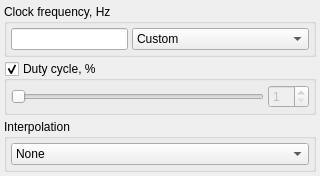
First picture: the form in apps/zxtune-qt/ui/preferences/aym.ui, repository vitamin-caig/zxtune, before the edit.
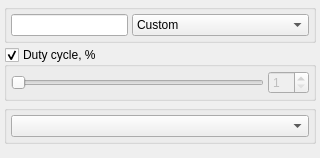
Second picture: the form after the edit.

Patch:
```diff
--- a/apps/zxtune-qt/ui/preferences/aym.ui
+++ b/apps/zxtune-qt/ui/preferences/aym.ui
@@ -21,11 +21,8 @@
     <number>4</number>
    </property>
    <item>
-    <widget class="QGroupBox" name="clockRateGroup">
-     <property name="title">
-      <string>Clock frequency, Hz</string>
-     </property>
-     <layout class="QHBoxLayout">
+     <widget class="QGroupBox" name="clockRateGroup">
+      <layout class="QHBoxLayout">
       <property name="spacing">
        <number>4</number>
       </property>
@@ -134,9 +131,6 @@
    </item>
    <item>
     <widget class="QGroupBox" name="interpolationGroup">
-     <property name="title">
-      <string>Interpolation</string>
-     </property>
      <layout class="QHBoxLayout" name="horizontalLayout">
       <property name="spacing">
        <number>4</number>
@@ -145,23 +139,7 @@
        <number>4</number>
       </property>
       <item>
-       <widget class="QComboBox" name="interpolationValue">
-        <item>
-         <property name="text">
-          <string>None</string>
-         </property>
-        </item>
-        <item>
-         <property name="text">
-          <string>Performance</string>
-         </property>
-        </item>
-        <item>
-         <property name="text">
-          <string>Quality</string>
-         </property>
-        </item>
-       </widget>
+       <widget class="QComboBox" name="interpolationValue"/>
       </item>
      </layout>
     </widget>
```
